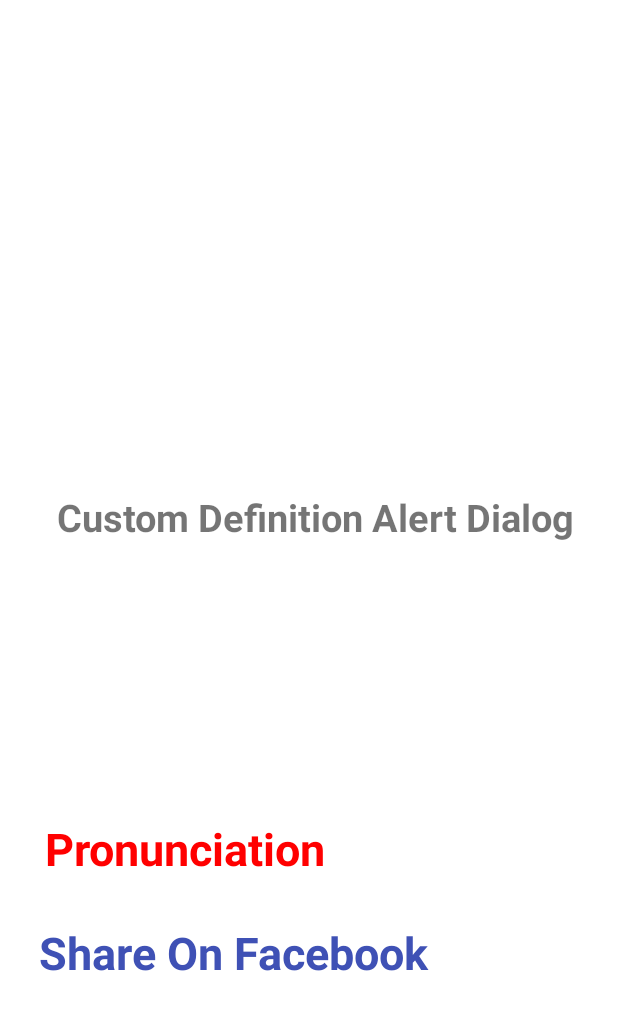
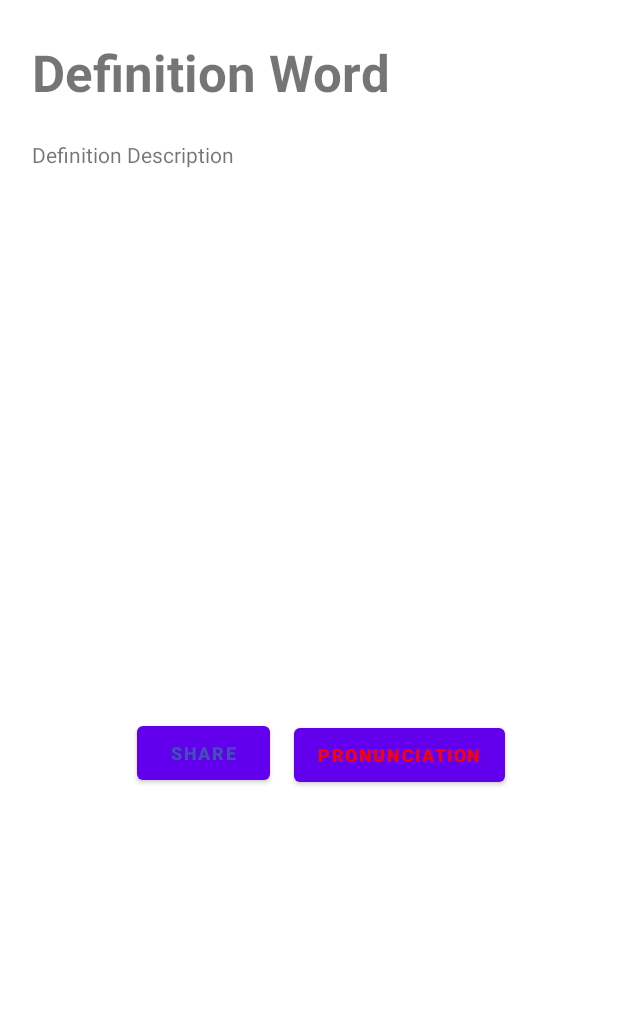
Before and after one commit to ShehanAT/Dictionary-App-Android, an Android app: the layout custom_alert_dialog.xml on its own in the app's theme, with its tools: preview values and no code run, on a phone screen of 412 x 824 dp. Shown: the top 1010 px of the screen. Run offline under Robolectric (Android 15) with nearby library versions, the phone set to English and light mode, and no system bars; network calls fail.

Commit message:
Added more refactoring to custom_alert_dialog.xml

```diff
--- a/app/src/main/res/layout/custom_alert_dialog.xml
+++ b/app/src/main/res/layout/custom_alert_dialog.xml
@@ -4,63 +4,86 @@
     android:layout_width="match_parent"
     android:layout_height="match_parent">
 
-    <TextView
-        android:id="@+id/textview"
-        android:layout_width="392dp"
-        android:layout_height="112dp"
+<!--    <RelativeLayout-->
+<!--        android:layout_width="wrap_content"-->
+<!--        android:layout_height="wrap_content"-->
+<!--        android:layout_below="@id/textview"-->
+<!--        android:layout_margin="15dp"-->
+<!--        android:layout_marginTop="124dp"-->
+<!--        android:layout_marginBottom="15dp">-->
+
+<!--    </RelativeLayout>-->
+
+    <Button
+        android:id="@+id/shareOnFacebookBtn"
+        android:layout_width="88dp"
+        android:layout_height="wrap_content"
+
         android:layout_alignParentStart="true"
         android:layout_alignParentTop="true"
         android:layout_alignParentEnd="true"
-        android:layout_alignParentBottom="true"
-        android:layout_marginStart="14dp"
-        android:layout_marginTop="317dp"
-        android:layout_marginEnd="5dp"
-        android:layout_marginBottom="302dp"
-        android:padding="10dp"
-        android:text="Custom Definition Alert Dialog"
-        android:textAlignment="center"
-        android:textSize="25sp"
+        android:layout_marginStart="91dp"
+        android:layout_marginTop="478dp"
+        android:layout_marginEnd="232dp"
+        android:layout_marginRight="100dp"
+        android:layout_marginBottom="-188dp"
+        android:text="Share"
+        android:textColor="#3F51B5"
+        android:textSize="12sp"
         android:textStyle="bold" />
 
-    <RelativeLayout
+    <Button
+        android:id="@+id/pronounceBtn"
         android:layout_width="wrap_content"
         android:layout_height="wrap_content"
-        android:layout_below="@id/textview"
-        android:layout_margin="15dp"
-        android:layout_marginTop="124dp"
-        android:layout_marginBottom="15dp">
-
-    </RelativeLayout>
-
-    <TextView
-        android:id="@+id/okay_text"
-        android:layout_width="wrap_content"
-        android:layout_height="wrap_content"
-        android:layout_alignBottom="@+id/textview"
-        android:layout_alignParentStart="true"
-        android:layout_alignParentEnd="true"
-        android:layout_marginStart="26dp"
-        android:layout_marginEnd="123dp"
-        android:layout_marginRight="100dp"
-        android:layout_marginBottom="-133dp"
-        android:text="Share On Facebook"
-        android:textColor="#3F51B5"
-        android:textSize="30sp"
-        android:textStyle="bold" />
-
-    <TextView
-        android:id="@+id/cancel_text"
-        android:layout_width="239dp"
-        android:layout_height="56dp"
-        android:layout_alignBottom="@+id/textview"
+        android:layout_alignParentTop="true"
         android:layout_alignParentEnd="true"
         android:layout_marginStart="30dp"
         android:layout_marginLeft="100dp"
-        android:layout_marginEnd="152dp"
-        android:layout_marginBottom="-79dp"
+        android:layout_marginTop="479dp"
+        android:layout_marginEnd="75dp"
         android:text="Pronunciation"
         android:textColor="#FF0000"
-        android:textSize="30sp"
+        android:textSize="12sp"
+        android:textStyle="bold" />
+
+    <ScrollView
+        android:layout_width="373dp"
+        android:layout_height="377dp"
+        android:layout_alignParentStart="true"
+        android:layout_alignParentTop="true"
+        android:layout_alignParentEnd="true"
+        android:layout_marginStart="21dp"
+        android:layout_marginTop="93dp"
+        android:layout_marginEnd="17dp">
+
+        <LinearLayout
+            android:layout_width="match_parent"
+            android:layout_height="match_parent"
+            android:orientation="vertical">
+
+            <TextView
+                android:id="@+id/definitionDescription"
+                android:layout_width="match_parent"
+                android:layout_height="374dp"
+                android:text="Definition Description" />
+        </LinearLayout>
+    </ScrollView>
+
+    <TextView
+        android:id="@+id/definitionWord"
+        android:layout_width="371dp"
+        android:layout_height="56dp"
+
+        android:layout_alignParentStart="true"
+        android:layout_alignParentTop="true"
+        android:layout_alignParentEnd="true"
+        android:layout_marginStart="21dp"
+        android:layout_marginTop="25dp"
+        android:layout_marginEnd="19dp"
+        android:layout_marginBottom="74dp"
+        android:text="Definition Word"
+        android:textSize="34sp"
         android:textStyle="bold" />
 
 </RelativeLayout>
```
Also changed, not shown: app/src/main/java/com/coding/informer/dictionary_app_v3/CustomDefinitionDialog.kt (added, +45 -0 lines), app/src/main/java/com/coding/informer/dictionary_app_v3/MainActivity.kt (+60 -46 lines).
